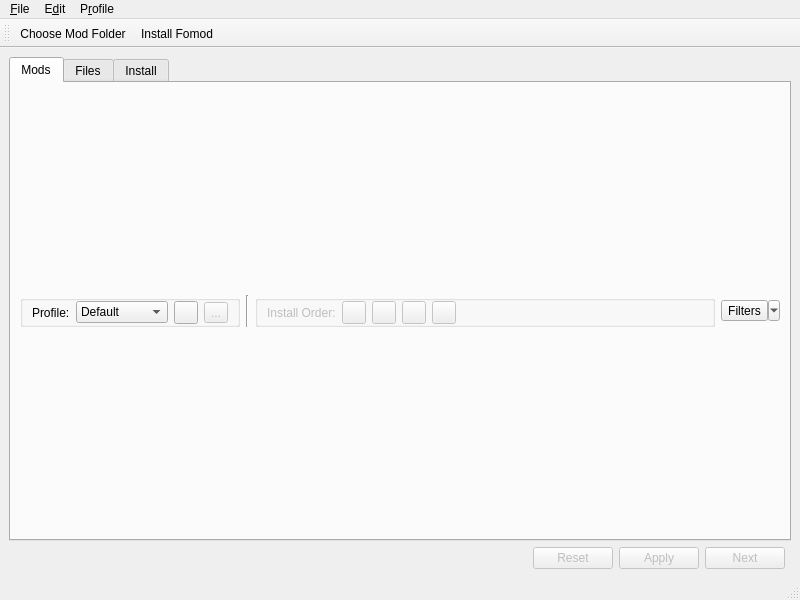
The window that skymodman/qt_interface/qt_manager.ui (Kf4btg/SkyModMan) describes before a commit, drawn with Qt 5.
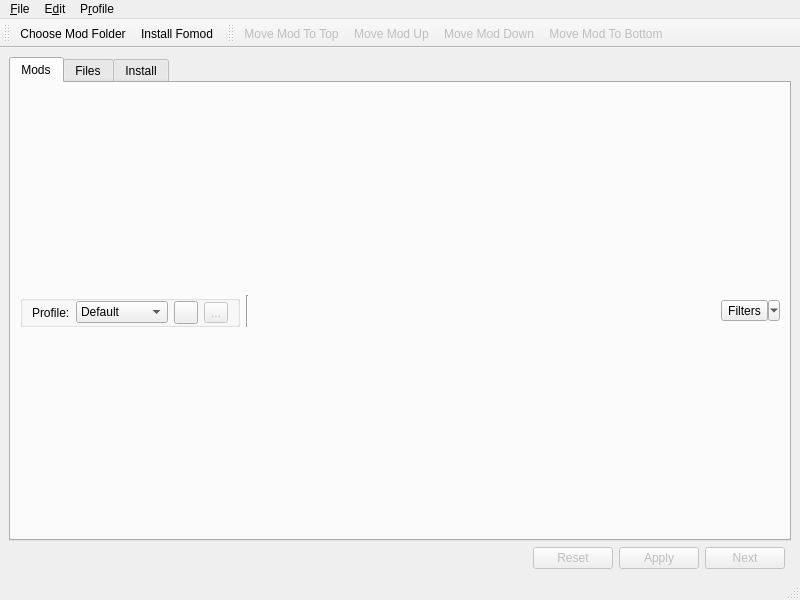
The same window after the commit. Icons and pictures are not drawn.

Commit message: Created QActions for mod move & moved to toolbar

```diff
--- a/skymodman/qt_interface/qt_manager.ui
+++ b/skymodman/qt_interface/qt_manager.ui
@@ -159,90 +159,6 @@
           </layout>
          </widget>
         </item>
-        <item row="0" column="3">
-         <widget class="QGroupBox" name="move_mod_box">
-          <property name="enabled">
-           <bool>false</bool>
-          </property>
-          <property name="title">
-           <string/>
-          </property>
-          <property name="flat">
-           <bool>true</bool>
-          </property>
-          <layout class="QGridLayout" name="gridLayout_2">
-           <property name="topMargin">
-            <number>0</number>
-           </property>
-           <property name="bottomMargin">
-            <number>0</number>
-           </property>
-           <item row="0" column="3">
-            <widget class="QToolButton" name="btn_moddown">
-             <property name="statusTip">
-              <string>Move selected mod(s) down in the install order.</string>
-             </property>
-             <property name="icon">
-              <iconset theme="arrow-down">
-               <normaloff>.</normaloff>.</iconset>
-             </property>
-            </widget>
-           </item>
-           <item row="0" column="2">
-            <widget class="QToolButton" name="btn_modup">
-             <property name="statusTip">
-              <string>Move selected mod(s) up in the install order.</string>
-             </property>
-             <property name="icon">
-              <iconset theme="arrow-up">
-               <normaloff>.</normaloff>.</iconset>
-             </property>
-            </widget>
-           </item>
-           <item row="0" column="5">
-            <spacer name="horizontalSpacer_2">
-             <property name="orientation">
-              <enum>Qt::Horizontal</enum>
-             </property>
-             <property name="sizeHint" stdset="0">
-              <size>
-               <width>40</width>
-               <height>20</height>
-              </size>
-             </property>
-            </spacer>
-           </item>
-           <item row="0" column="0">
-            <widget class="QLabel" name="move_mod_label">
-             <property name="text">
-              <string>Install Order:</string>
-             </property>
-            </widget>
-           </item>
-           <item row="0" column="1">
-            <widget class="QToolButton" name="btn_modtotop">
-             <property name="icon">
-              <iconset theme="go-top"/>
-             </property>
-            </widget>
-           </item>
-           <item row="0" column="4">
-            <widget class="QToolButton" name="btn_modtobottom">
-             <property name="icon">
-              <iconset theme="go-bottom"/>
-             </property>
-            </widget>
-           </item>
-          </layout>
-         </widget>
-        </item>
-        <item row="0" column="2">
-         <widget class="Line" name="line">
-          <property name="orientation">
-           <enum>Qt::Vertical</enum>
-          </property>
-         </widget>
-        </item>
         <item row="0" column="4">
          <widget class="QToolButton" name="filters_dropdown">
           <property name="text">
@@ -256,6 +172,26 @@
           </property>
          </widget>
         </item>
+        <item row="0" column="2">
+         <widget class="Line" name="line">
+          <property name="orientation">
+           <enum>Qt::Vertical</enum>
+          </property>
+         </widget>
+        </item>
+        <item row="0" column="3">
+         <spacer name="horizontalSpacer_2">
+          <property name="orientation">
+           <enum>Qt::Horizontal</enum>
+          </property>
+          <property name="sizeHint" stdset="0">
+           <size>
+            <width>40</width>
+            <height>20</height>
+           </size>
+          </property>
+         </spacer>
+        </item>
        </layout>
       </widget>
       <widget class="QWidget" name="filetree_tab">
@@ -586,6 +522,21 @@
    <addaction name="action_Install_Fomod"/>
   </widget>
   <widget class="QStatusBar" name="statusBar"/>
+  <widget class="QToolBar" name="edit_toolBar">
+   <property name="windowTitle">
+    <string>toolBar</string>
+   </property>
+   <attribute name="toolBarArea">
+    <enum>TopToolBarArea</enum>
+   </attribute>
+   <attribute name="toolBarBreak">
+    <bool>false</bool>
+   </attribute>
+   <addaction name="actionMove_Mod_To_Top"/>
+   <addaction name="actionMove_Mod_Up"/>
+   <addaction name="actionMove_Mod_Down"/>
+   <addaction name="actionMove_Mod_To_Bottom"/>
+  </widget>
   <action name="action_Install_Fomod">
    <property name="icon">
     <iconset theme="package-x-generic">
@@ -699,6 +650,74 @@
     <string>&amp;Save Changes</string>
    </property>
   </action>
+  <action name="actionMove_Mod_Up">
+   <property name="enabled">
+    <bool>false</bool>
+   </property>
+   <property name="icon">
+    <iconset theme="arrow-up"/>
+   </property>
+   <property name="text">
+    <string>Move Mod Up</string>
+   </property>
+   <property name="toolTip">
+    <string>Move mod earlier in the install sequence</string>
+   </property>
+   <property name="shortcut">
+    <string>Ctrl+Up</string>
+   </property>
+  </action>
+  <action name="actionMove_Mod_Down">
+   <property name="enabled">
+    <bool>false</bool>
+   </property>
+   <property name="icon">
+    <iconset theme="arrow-down"/>
+   </property>
+   <property name="text">
+    <string>Move Mod Down</string>
+   </property>
+   <property name="toolTip">
+    <string>Move mod later in the install sequence</string>
+   </property>
+   <property name="shortcut">
+    <string>Ctrl+Down</string>
+   </property>
+  </action>
+  <action name="actionMove_Mod_To_Top">
+   <property name="enabled">
+    <bool>false</bool>
+   </property>
+   <property name="icon">
+    <iconset theme="go-top"/>
+   </property>
+   <property name="text">
+    <string>Move Mod To Top</string>
+   </property>
+   <property name="toolTip">
+    <string>Move mod to the start of the install sequence</string>
+   </property>
+   <property name="shortcut">
+    <string>Ctrl+Shift+Up</string>
+   </property>
+  </action>
+  <action name="actionMove_Mod_To_Bottom">
+   <property name="enabled">
+    <bool>false</bool>
+   </property>
+   <property name="icon">
+    <iconset theme="go-bottom"/>
+   </property>
+   <property name="text">
+    <string>Move Mod To Bottom</string>
+   </property>
+   <property name="toolTip">
+    <string>Move mod to the end of the install sequence</string>
+   </property>
+   <property name="shortcut">
+    <string>Ctrl+Shift+Down</string>
+   </property>
+  </action>
  </widget>
  <resources/>
  <connections/>
```
Left out of the diff: 15 changed lines with no effect on the pictures. The commit also changes 3 other files.
